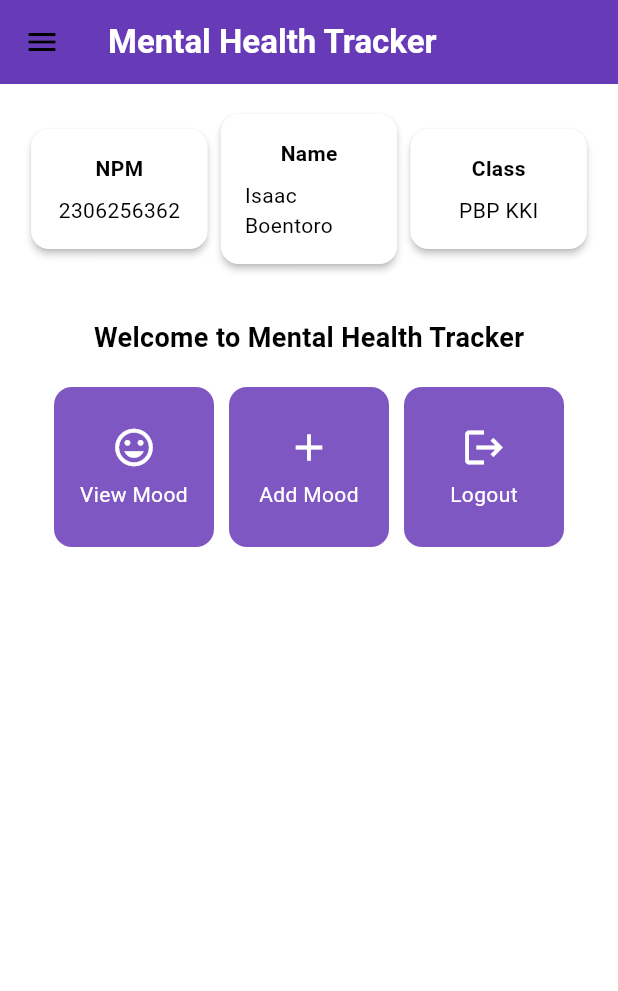
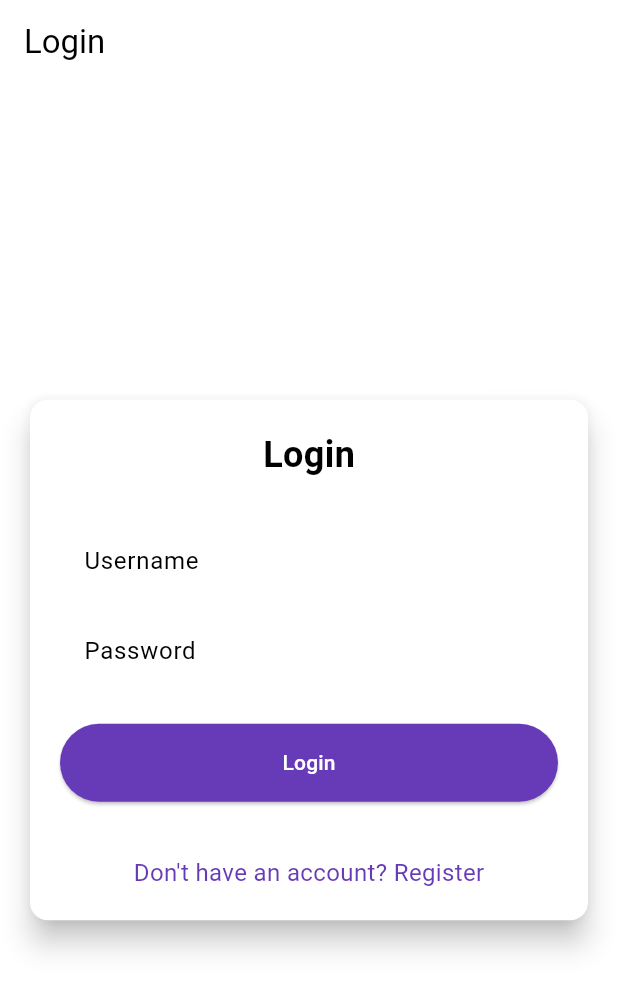
Before and after one commit to isaacboentoro/mental_health_tracker_mobile, a Flutter app: the screen it shows after launch, on a phone screen of 412 x 824 dp. Shown: the top 991 px of the screen. Run offline on Flutter 3.47's test engine with Material 3 defaults, Android fonts, the phone set to English and light mode, and no system bars; missing offline and left inert: pbp_django_auth.

Commit message:
initial commit tutorial 8

```diff
--- a/lib/main.dart
+++ b/lib/main.dart
@@ -1,5 +1,7 @@
 import 'package:flutter/material.dart';
-import 'package:mental_health_tracker/screens/menu.dart';
+import 'package:mental_health_tracker/screens/login.dart';
+import 'package:pbp_django_auth/pbp_django_auth.dart';
+import 'package:provider/provider.dart';
 
 void main() {
   runApp(const MyApp());
@@ -8,33 +10,23 @@ void main() {
 class MyApp extends StatelessWidget {
   const MyApp({super.key});
 
-  // This widget is the root of your application.
   @override
   Widget build(BuildContext context) {
-    return MaterialApp(
-      title: 'Flutter Demo',
-      theme: ThemeData(
-        // This is the theme of your application.
-        //
-        // TRY THIS: Try running your application with "flutter run". You'll see
-        // the application has a purple toolbar. Then, without quitting the app,
-        // try changing the seedColor in the colorScheme below to Colors.green
-        // and then invoke "hot reload" (save your changes or press the "hot
-        // reload" button in a Flutter-supported IDE, or press "r" if you used
-        // the command line to start the app).
-        //
-        // Notice that the counter didn't reset back to zero; the application
-        // state is not lost during the reload. To reset the state, use hot
-        // restart instead.
-        //
-        // This works for code too, not just values: Most code changes can be
-        // tested with just a hot reload.
-        colorScheme: ColorScheme.fromSwatch(
-          primarySwatch: Colors.deepPurple,
-        ).copyWith(secondary: Colors.deepPurple[400]),
-        useMaterial3: true,
+    return Provider(
+      create: (_) {
+        CookieRequest request = CookieRequest();
+        return request;
+      },
+      child: MaterialApp(
+        title: 'Mental Health Tracker',
+        theme: ThemeData(
+          useMaterial3: true,
+          colorScheme: ColorScheme.fromSwatch(
+            primarySwatch: Colors.deepPurple,
+          ).copyWith(secondary: Colors.deepPurple[400]),
+        ),
+        home: const LoginPage(),
       ),
-      home: MyHomePage(),
     );
   }
 }
--- /dev/null
+++ b/lib/screens/login.dart
@@ -0,0 +1,179 @@
+import 'package:mental_health_tracker/screens/menu.dart';
+import 'package:flutter/material.dart';
+import 'package:pbp_django_auth/pbp_django_auth.dart';
+import 'package:provider/provider.dart';
+import 'package:mental_health_tracker/screens/register.dart';
+
+void main() {
+  runApp(const LoginApp());
+}
+
+class LoginApp extends StatelessWidget {
+  const LoginApp({super.key});
+
+  @override
+  Widget build(BuildContext context) {
+    return MaterialApp(
+      title: 'Login',
+      theme: ThemeData(
+        useMaterial3: true,
+        colorScheme: ColorScheme.fromSwatch(
+          primarySwatch: Colors.deepPurple,
+        ).copyWith(secondary: Colors.deepPurple[400]),
+      ),
+      home: const LoginPage(),
+    );
+  }
+}
+
+class LoginPage extends StatefulWidget {
+  const LoginPage({super.key});
+
+  @override
+  State<LoginPage> createState() => _LoginPageState();
+}
+
+class _LoginPageState extends State<LoginPage> {
+  final TextEditingController _usernameController = TextEditingController();
+  final TextEditingController _passwordController = TextEditingController();
+
+  @override
+  Widget build(BuildContext context) {
+    final request = context.watch<CookieRequest>();
+
+    return Scaffold(
+      appBar: AppBar(
+        title: const Text('Login'),
+      ),
+      body: Center(
+        child: SingleChildScrollView(
+          padding: const EdgeInsets.all(16.0),
+          child: Card(
+            elevation: 8,
+            shape: RoundedRectangleBorder(
+              borderRadius: BorderRadius.circular(12.0),
+            ),
+            child: Padding(
+              padding: const EdgeInsets.all(20.0),
+              child: Column(
+                mainAxisSize: MainAxisSize.min,
+                children: [
+                  const Text(
+                    'Login',
+                    style: TextStyle(
+                      fontSize: 24.0,
+                      fontWeight: FontWeight.bold,
+                    ),
+                  ),
+                  const SizedBox(height: 30.0),
+                  TextField(
+                    controller: _usernameController,
+                    decoration: const InputDecoration(
+                      labelText: 'Username',
+                      hintText: 'Enter your username',
+                      border: OutlineInputBorder(
+                        borderRadius: BorderRadius.all(Radius.circular(12.0)),
+                      ),
+                      contentPadding:
+                          EdgeInsets.symmetric(horizontal: 12.0, vertical: 8.0),
+                    ),
+                  ),
+                  const SizedBox(height: 12.0),
+                  TextField(
+                    controller: _passwordController,
+                    decoration: const InputDecoration(
+                      labelText: 'Password',
+                      hintText: 'Enter your password',
+                      border: OutlineInputBorder(
+                        borderRadius: BorderRadius.all(Radius.circular(12.0)),
+                      ),
+                      contentPadding:
+                          EdgeInsets.symmetric(horizontal: 12.0, vertical: 8.0),
+                    ),
+                    obscureText: true,
+                  ),
+                  const SizedBox(height: 24.0),
+                  ElevatedButton(
+                    onPressed: () async {
+                      String username = _usernameController.text;
+                      String password = _passwordController.text;
+
+		  // Check credentials
+
+                      final response = await request
+                          .login("http://localhost:8000/auth/login/", {
+                        'username': username,
+                        'password': password,
+                      });
+
+                      if (request.loggedIn) {
+                        String message = response['message'];
+                        String uname = response['username'];
+                        if (context.mounted) {
+                          Navigator.pushReplacement(
+                            context,
+                            MaterialPageRoute(
+                                builder: (context) => MyHomePage()),
+                          );
+                          ScaffoldMessenger.of(context)
+                            ..hideCurrentSnackBar()
+                            ..showSnackBar(
+                              SnackBar(
+                                  content:
+                                      Text("$message Welcome, $uname.")),
+                            );
+                        }
+                      } else {
+                        if (context.mounted) {
+                          showDialog(
+                            context: context,
+                            builder: (context) => AlertDialog(
+                              title: const Text('Login Failed'),
+                              content: Text(response['message']),
+                              actions: [
+                                TextButton(
+                                  child: const Text('OK'),
+                                  onPressed: () {
+                                    Navigator.pop(context);
+                                  },
+                                ),
+                              ],
+                            ),
+                          );
+                        }
+                      }
+                    },
+                    style: ElevatedButton.styleFrom(
+                      foregroundColor: Colors.white,
+                      minimumSize: const Size(double.infinity, 50),
+                      backgroundColor: Theme.of(context).colorScheme.primary,
+                      padding: const EdgeInsets.symmetric(vertical: 16.0),
+                    ),
+                    child: const Text('Login'),
+                  ),
+                  const SizedBox(height: 36.0),
+                  GestureDetector(
+                    onTap: () {
+                      Navigator.push(
+                        context,
+                        MaterialPageRoute(
+                            builder: (context) => const RegisterPage()),
+                      );
+                    },
+                    child: Text(
+                      'Don\'t have an account? Register',
+                      style: TextStyle(
+                        color: Theme.of(context).colorScheme.primary,
+                        fontSize: 16.0,
+                      ),
+                    ),
+                  ),
+                ],
+              ),
+            ),
+          ),
+        ),
+      ),
+    );
+  }
+}
--- a/pubspec.yaml
+++ b/pubspec.yaml
@@ -37,6 +37,7 @@ dependencies:
   cupertino_icons: ^1.0.8
   provider: ^6.1.2
   pbp_django_auth: ^0.4.0
+  http: ^1.2.2
 
 dev_dependencies:
   flutter_test:
```
Also changed, not shown: lib/models/mood_entry.dart (added, +65 -0 lines), lib/screens/list_moodentry.dart (added, +85 -0 lines), lib/screens/register.dart (added, +164 -0 lines), lib/widgets/left_drawer.dart (+12 -0 lines), pubspec.lock, 1 other file.
